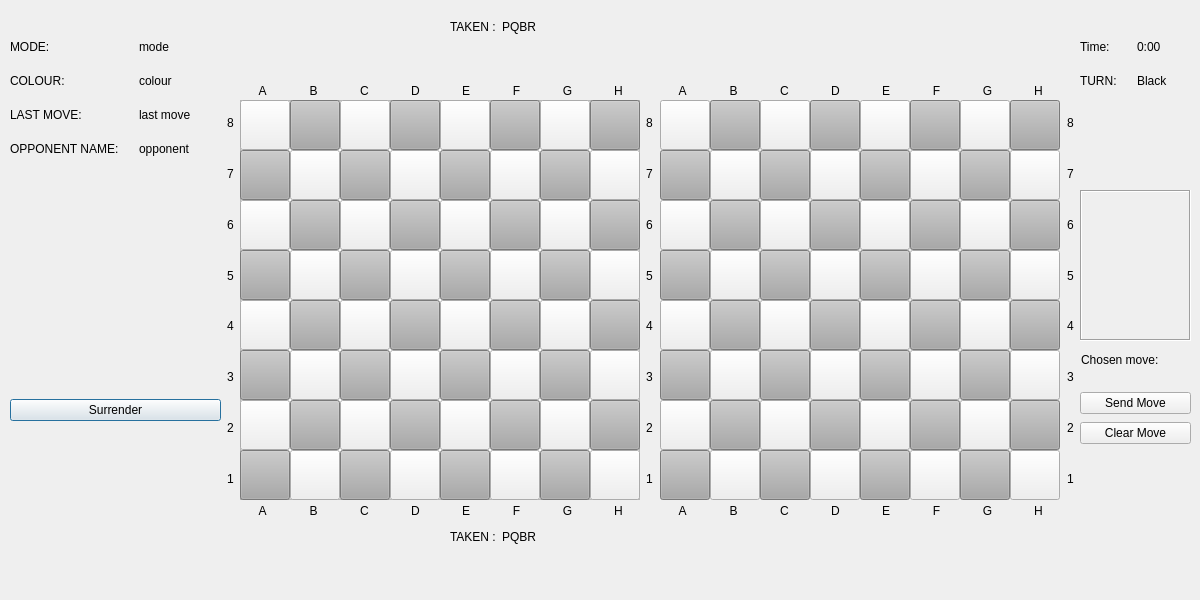
First picture: the form in Qt_UI/MainMenu/gameWithoutChatWithAlice.ui, repository Phucyro/PawnHub, before the edit.
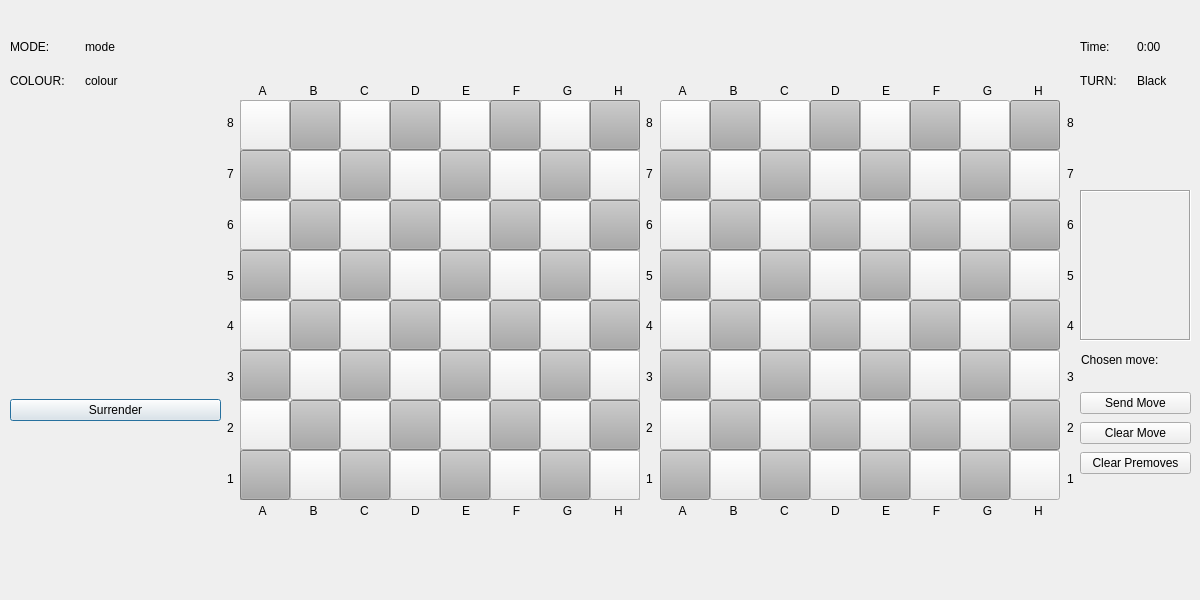
Second picture: the form after the edit. Icons and pictures are not drawn.

Commit message: [Fix] close event (maybe) + [Add] timer to alice

What changed in the file:
```diff
--- a/Qt_UI/MainMenu/gameWithoutChatWithAlice.ui
+++ b/Qt_UI/MainMenu/gameWithoutChatWithAlice.ui
@@ -66,32 +66,6 @@
     <bool>true</bool>
    </property>
   </widget>
-  <widget class="QWidget" name="formLayoutWidget_3">
-   <property name="geometry">
-    <rect>
-     <x>450</x>
-     <y>530</y>
-     <width>401</width>
-     <height>61</height>
-    </rect>
-   </property>
-   <layout class="QFormLayout" name="formLayout_3">
-    <item row="0" column="0">
-     <widget class="QLabel" name="takenLabel">
-      <property name="text">
-       <string>TAKEN :</string>
-      </property>
-     </widget>
-    </item>
-    <item row="0" column="1">
-     <widget class="QLabel" name="chgTakenLabel">
-      <property name="text">
-       <string>PQBR</string>
-      </property>
-     </widget>
-    </item>
-   </layout>
-  </widget>
   <widget class="QWidget" name="verticalLayoutWidget">
    <property name="geometry">
     <rect>
@@ -144,46 +118,6 @@
         </property>
        </widget>
       </item>
-      <item row="2" column="0">
-       <widget class="QLabel" name="lastMoveLabel">
-        <property name="enabled">
-         <bool>true</bool>
-        </property>
-        <property name="text">
-         <string>LAST MOVE:</string>
-        </property>
-       </widget>
-      </item>
-      <item row="2" column="1">
-       <widget class="QLabel" name="chgLastMoveLabel">
-        <property name="enabled">
-         <bool>true</bool>
-        </property>
-        <property name="text">
-         <string>last move</string>
-        </property>
-       </widget>
-      </item>
-      <item row="3" column="0">
-       <widget class="QLabel" name="opponentNameLabel">
-        <property name="enabled">
-         <bool>true</bool>
-        </property>
-        <property name="text">
-         <string>OPPONENT NAME:</string>
-        </property>
-       </widget>
-      </item>
-      <item row="3" column="1">
-       <widget class="QLabel" name="chgOpponentNameLabel">
-        <property name="enabled">
-         <bool>true</bool>
-        </property>
-        <property name="text">
-         <string>opponent</string>
-        </property>
-       </widget>
-      </item>
      </layout>
     </item>
     <item>
@@ -251,32 +185,6 @@
     </item>
    </layout>
   </widget>
-  <widget class="QWidget" name="formLayoutWidget_5">
-   <property name="geometry">
-    <rect>
-     <x>450</x>
-     <y>20</y>
-     <width>401</width>
-     <height>61</height>
-    </rect>
-   </property>
-   <layout class="QFormLayout" name="formLayout_5">
-    <item row="0" column="0">
-     <widget class="QLabel" name="takenEnnemyLabel">
-      <property name="text">
-       <string>TAKEN :</string>
-      </property>
-     </widget>
-    </item>
-    <item row="0" column="1">
-     <widget class="QLabel" name="chgTakenEnnemyLabel">
-      <property name="text">
-       <string>PQBR</string>
-      </property>
-     </widget>
-    </item>
-   </layout>
-  </widget>
   <widget class="QPushButton" name="A1">
    <property name="enabled">
     <bool>true</bool>
@@ -3268,7 +3176,7 @@
      <x>1080</x>
      <y>390</y>
      <width>111</width>
-     <height>58</height>
+     <height>89</height>
     </rect>
    </property>
    <layout class="QVBoxLayout" name="verticalLayout_5">
@@ -3298,6 +3206,19 @@
       </property>
      </widget>
     </item>
+    <item>
+     <widget class="QPushButton" name="premoveClearButton">
+      <property name="enabled">
+       <bool>true</bool>
+      </property>
+      <property name="text">
+       <string>Clear Premoves</string>
+      </property>
+      <property name="flat">
+       <bool>false</bool>
+      </property>
+     </widget>
+    </item>
    </layout>
   </widget>
   <widget class="QPushButton" name="A5_2">
```
Left out of the diff: 2 changed lines with no effect on the pictures. The commit also changes 7 other files.
